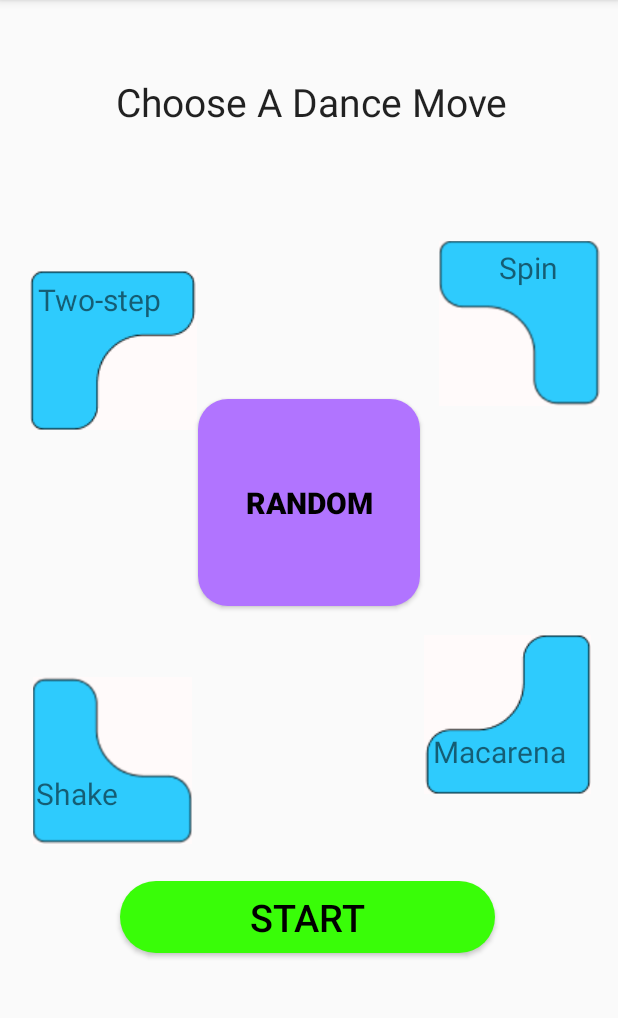
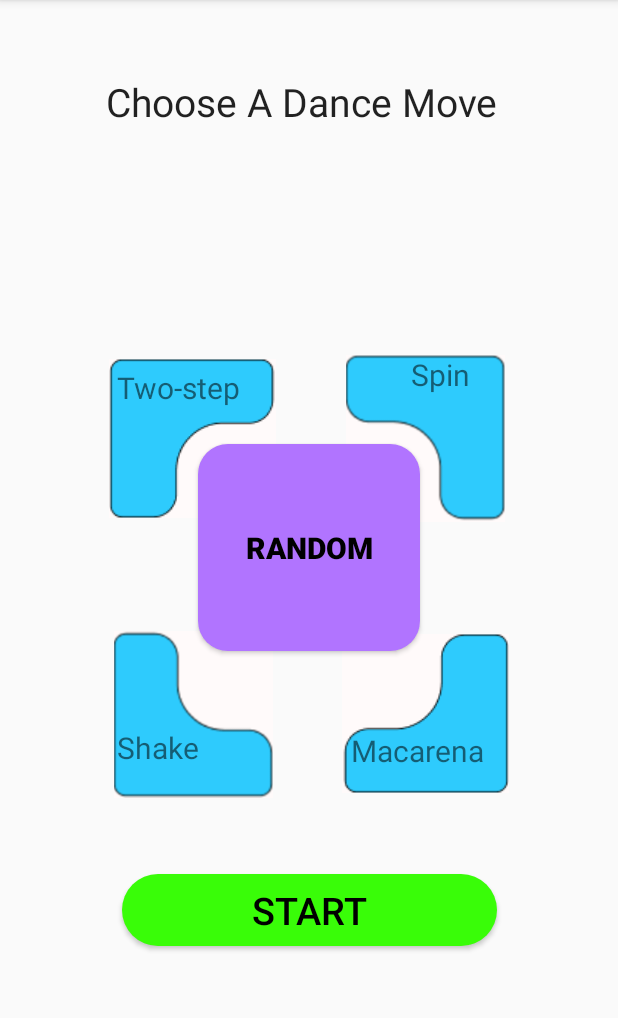
Before and after one commit to DIT112-V20/group-06, an Android app: the screen it shows after launch (MainActivity), on a phone screen of 412 x 824 dp, the part 84-1102 px from its top. Run offline under Robolectric (Android 15) with nearby library versions, the phone set to English and light mode, and no system bars.

Commit message:
Elevate random button
Elevated the random button and fixed the constraints for the app ui.

Resolves #44

```diff
--- a/src/app/app/src/main/res/layout/activity_main.xml
+++ b/src/app/app/src/main/res/layout/activity_main.xml
@@ -21,47 +21,35 @@
         android:id="@+id/shakeButton"
         android:layout_width="117dp"
         android:layout_height="106dp"
-        android:layout_marginStart="16dp"
-        android:layout_marginTop="130dp"
-        android:layout_marginEnd="1dp"
-        android:layout_marginBottom="48dp"
+        android:layout_marginStart="70dp"
+        android:layout_marginBottom="54dp"
         android:backgroundTint="#FFFFFF"
         android:rotation="90"
         app:layout_constraintBottom_toTopOf="@+id/startButton"
-        app:layout_constraintEnd_toStartOf="@+id/randomButton"
-        app:layout_constraintHorizontal_bias="0.0"
         app:layout_constraintStart_toStartOf="parent"
-        app:layout_constraintTop_toBottomOf="@+id/twoStepButton"
         app:srcCompat="@drawable/selectable_button_cropped" />
 
     <ImageButton
         android:id="@+id/twoStepButton"
         android:layout_width="117dp"
         android:layout_height="106dp"
-        android:layout_marginStart="16dp"
-        android:layout_marginTop="40dp"
-        android:layout_marginEnd="145dp"
+        android:layout_marginStart="70dp"
+        android:layout_marginTop="135dp"
         android:backgroundTint="#FFFFFF"
         android:rotation="180"
-        app:layout_constraintBottom_toTopOf="@+id/shakeButton"
-        app:layout_constraintEnd_toStartOf="@+id/spinButton"
         app:layout_constraintStart_toStartOf="parent"
         app:layout_constraintTop_toBottomOf="@+id/chooseADanceText"
         app:srcCompat="@drawable/selectable_button_cropped" />
 
     <ImageButton
         android:id="@+id/spinButton"
-        android:layout_width="110dp"
-        android:layout_height="117dp"
-        android:layout_marginStart="10dp"
-        android:layout_marginTop="42dp"
-        android:layout_marginEnd="10dp"
-        android:layout_marginBottom="138dp"
+        android:layout_width="117dp"
+        android:layout_height="106dp"
+        android:layout_marginTop="135dp"
+        android:layout_marginEnd="70dp"
         android:backgroundTint="#FFFFFF"
         android:rotation="270"
-        app:layout_constraintBottom_toTopOf="@+id/macarenaButton"
         app:layout_constraintEnd_toEndOf="parent"
-        app:layout_constraintStart_toEndOf="@+id/twoStepButton"
         app:layout_constraintTop_toBottomOf="@+id/chooseADanceText"
         app:srcCompat="@drawable/selectable_button_cropped" />
 
@@ -83,19 +71,18 @@
         android:layout_height="48dp"
         android:layout_centerHorizontal="true"
         android:layout_centerVertical="true"
-        android:layout_marginStart="80dp"
-        android:layout_marginTop="28dp"
-        android:layout_marginEnd="81dp"
+        android:layout_marginStart="70dp"
+        android:layout_marginEnd="70dp"
+        android:layout_marginBottom="137dp"
         android:background="@drawable/start_button"
         android:text="Start"
         android:textColor="#000"
         android:textSize="25sp"
         android:textStyle="normal"
         android:visibility="visible"
+        app:layout_constraintBottom_toBottomOf="parent"
         app:layout_constraintEnd_toEndOf="parent"
-        app:layout_constraintHorizontal_bias="0.0"
         app:layout_constraintStart_toStartOf="parent"
-        app:layout_constraintTop_toBottomOf="@+id/shakeButton"
         tools:visibility="visible" />
 
     <Button
@@ -104,19 +91,16 @@
         android:layout_height="138dp"
         android:layout_centerHorizontal="true"
         android:layout_centerVertical="true"
-        android:layout_marginTop="162dp"
-        android:layout_marginBottom="183dp"
+        android:layout_marginTop="192dp"
         android:background="@drawable/random_button"
+        android:elevation="2dp"
         android:text="Random"
         android:textColor="#000"
         android:textSize="20sp"
         android:textStyle="bold"
-        app:layout_constraintBottom_toTopOf="@+id/startButton"
         app:layout_constraintEnd_toEndOf="parent"
-        app:layout_constraintHorizontal_bias="0.501"
         app:layout_constraintStart_toStartOf="parent"
-        app:layout_constraintTop_toBottomOf="@+id/chooseADanceText"
-        app:layout_constraintVertical_bias="0.212" />
+        app:layout_constraintTop_toBottomOf="@+id/chooseADanceText" />
 
     <Button
         android:id="@+id/stopButton"
@@ -138,15 +122,11 @@
         android:id="@+id/macarenaButton"
         android:layout_width="117dp"
         android:layout_height="106dp"
-        android:layout_marginStart="146dp"
-        android:layout_marginTop="4dp"
-        android:layout_marginEnd="16dp"
-        android:layout_marginBottom="43dp"
+        android:layout_marginEnd="70dp"
+        android:layout_marginBottom="54dp"
         android:backgroundTint="#FFFFFF"
         app:layout_constraintBottom_toTopOf="@+id/startButton"
         app:layout_constraintEnd_toEndOf="parent"
-        app:layout_constraintStart_toEndOf="@+id/shakeButton"
-        app:layout_constraintTop_toBottomOf="@+id/randomButton"
         app:srcCompat="@drawable/selectable_button_cropped" />
 
     <TextView
@@ -205,9 +185,9 @@
         android:id="@+id/chooseADanceText"
         android:layout_width="271dp"
         android:layout_height="54dp"
-        android:layout_marginStart="77dp"
+        android:layout_marginStart="70dp"
         android:layout_marginTop="50dp"
-        android:layout_marginEnd="63dp"
+        android:layout_marginEnd="70dp"
         android:ems="10"
         android:text="Choose A Dance Move"
         android:textAppearance="@style/TextAppearance.AppCompat.Large"
```
